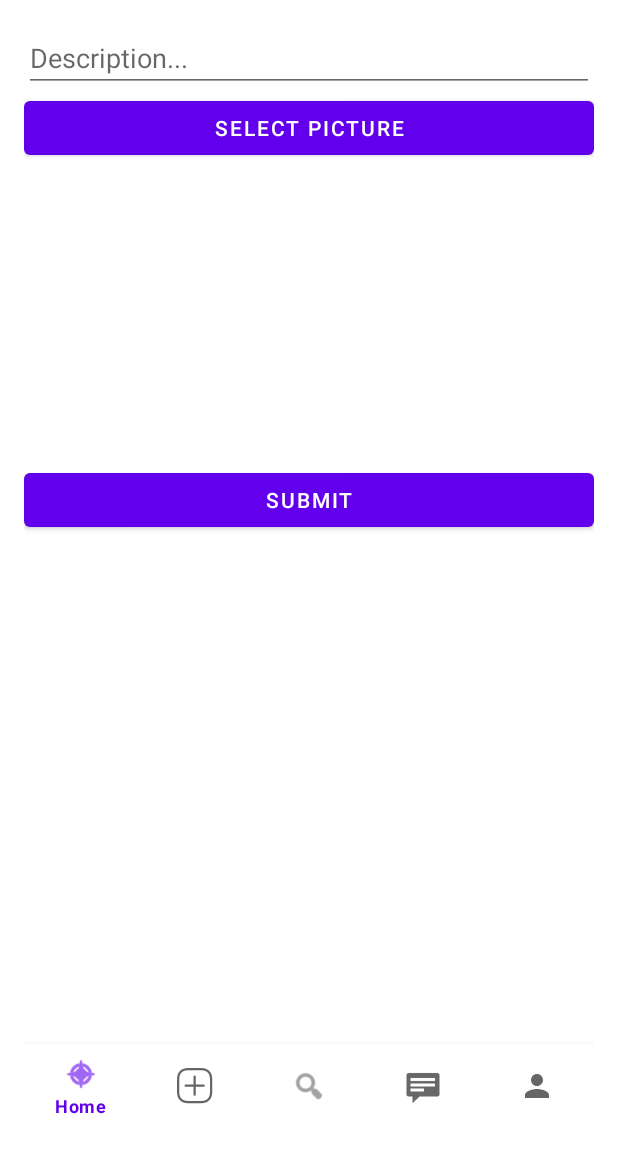
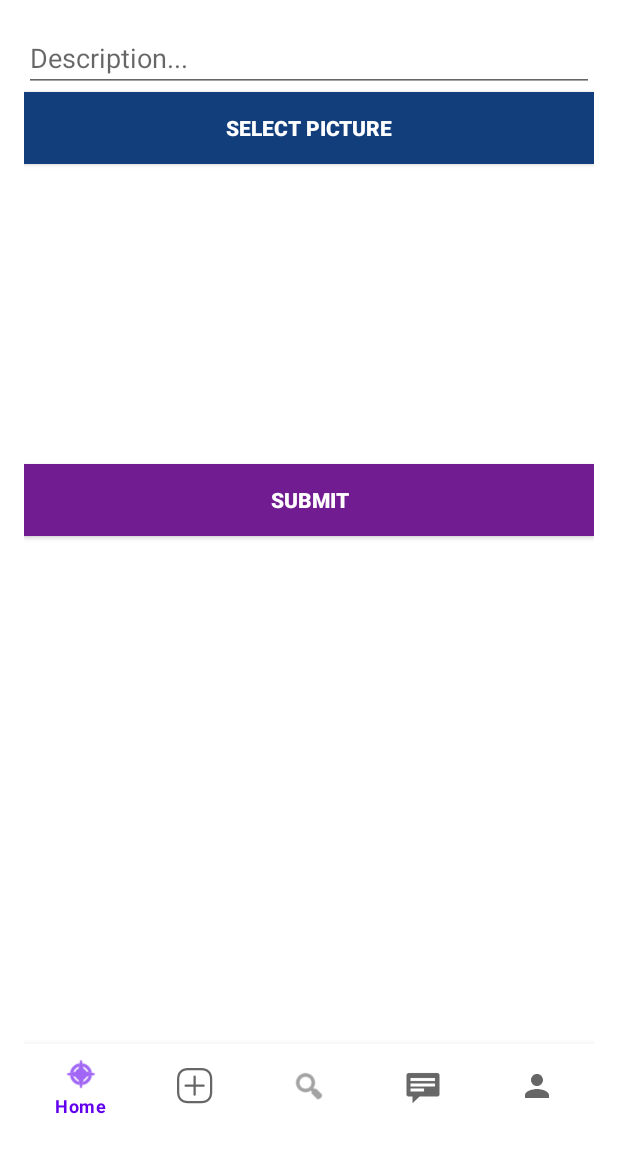
Before and after one commit to Codepath-Group-5/Group5, an Android app: the fragment ComposeFragment placed in its activity, on a phone screen of 412 x 824 dp, the part 84-1236 px from its top. Run offline under Robolectric (Android 15) with nearby library versions, the phone set to English and light mode, and no system bars; libraries missing offline, so code that uses them is left out: com.parse; pictures from the network do not load; 5 statements that could not run were skipped.

Commit message:
Changed: Button colors on ComposeFragment

```diff
--- a/app/src/main/java/com/example/stockpot/ParseApplication.java
+++ b/app/src/main/java/com/example/stockpot/ParseApplication.java
@@ -2,14 +2,16 @@ package com.example.stockpot;
 
 import android.app.Application;
 
+import com.example.stockpot.models.Post;
 import com.parse.Parse;
+import com.parse.ParseObject;
 
 public class ParseApplication extends Application {
     @Override
     public void onCreate() {
         super.onCreate();
 
-        // ParseObject.registerSubclass(Post.class);
+        ParseObject.registerSubclass(Post.class);
 
         Parse.initialize(new Parse.Configuration.Builder(this)
                 .applicationId("QbGXYqZf40QoZsTFapHmjLerwpflADIXAjNl2R8e")
--- a/app/src/main/res/layout/fragment_compose.xml
+++ b/app/src/main/res/layout/fragment_compose.xml
@@ -14,11 +14,15 @@
         android:ems="10"
         android:hint="Description..." />
 
-    <Button
+    <androidx.appcompat.widget.AppCompatButton
         android:id="@+id/btnCaptureImage"
         android:layout_width="match_parent"
         android:layout_height="wrap_content"
-        android:text="Select Picture" />
+        android:text="Select Picture"
+        android:textColor="@color/white"
+        android:textStyle="bold"
+        android:background="#133E7C"
+        />
 
     <ImageView
         android:id="@+id/ivPostImage"
@@ -26,10 +30,14 @@
         android:layout_height="200dp"
         tools:srcCompat="@tools:sample/avatars" />
 
-    <Button
+    <androidx.appcompat.widget.AppCompatButton
         android:id="@+id/btnSubmit"
         android:layout_width="match_parent"
         android:layout_height="wrap_content"
-        android:text="Submit" />
+        android:text="Submit"
+        android:textColor="@color/white"
+        android:textStyle="bold"
+        android:background="#711C91"
+        />
 
 </LinearLayout>
```
